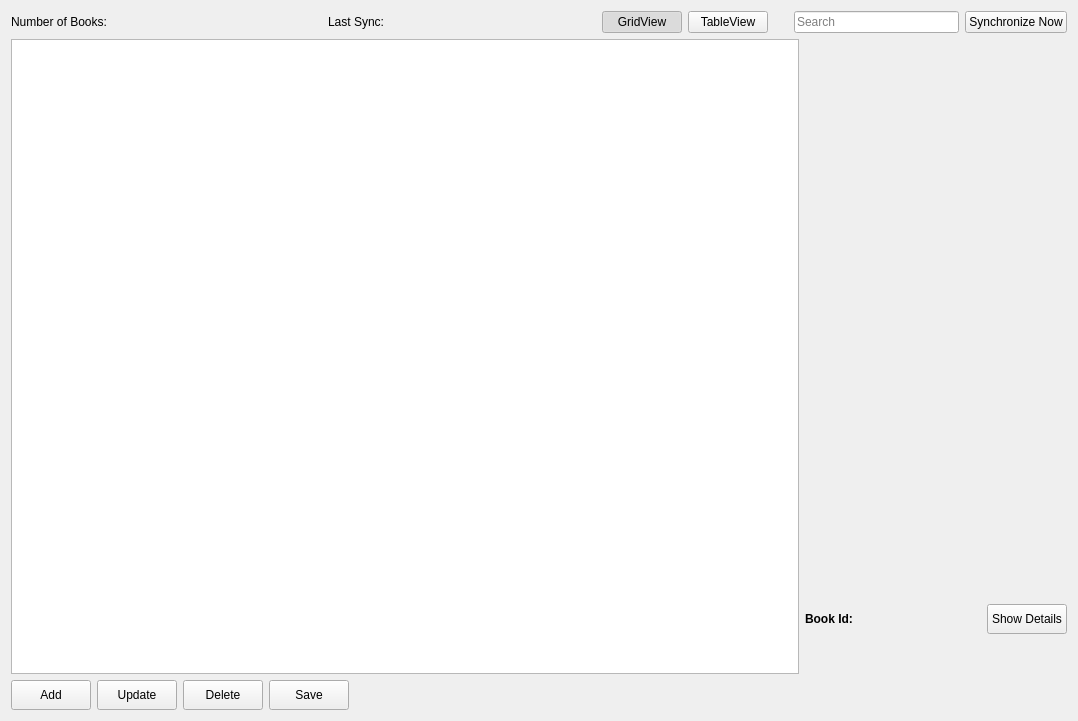
The window that src/forms/booksection.ui (yunag/QLibraryManagementSystem) describes before a commit, drawn with Qt 5.
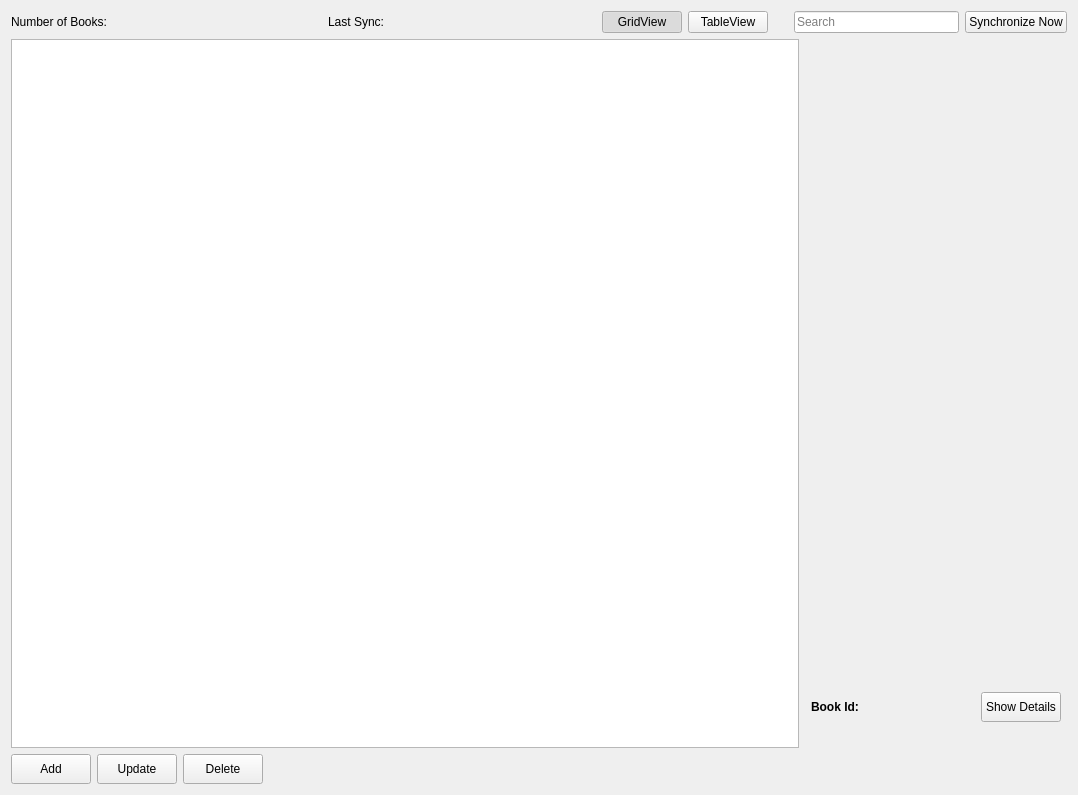
The same window after the commit. The open tabs and pages were chosen to show the change. Icons and pictures are not drawn. Custom widgets are drawn as their Qt base class.

Patch:
```diff
--- a/src/forms/booksection.ui
+++ b/src/forms/booksection.ui
@@ -7,7 +7,7 @@
     <x>0</x>
     <y>0</y>
     <width>1078</width>
-    <height>721</height>
+    <height>795</height>
    </rect>
   </property>
   <property name="sizePolicy">
@@ -314,6 +314,19 @@
        </item>
        <item>
         <layout class="QVBoxLayout" name="verticalLayout">
+         <item>
+          <spacer name="verticalSpacer_4">
+           <property name="orientation">
+            <enum>Qt::Vertical</enum>
+           </property>
+           <property name="sizeHint" stdset="0">
+            <size>
+             <width>20</width>
+             <height>0</height>
+            </size>
+           </property>
+          </spacer>
+         </item>
          <item>
           <widget class="AspectRatioLabel" name="bookCover">
            <property name="text">
@@ -333,12 +346,28 @@
             <enum>Qt::Vertical</enum>
            </property>
            <property name="sizeType">
-            <enum>QSizePolicy::Expanding</enum>
+            <enum>QSizePolicy::Maximum</enum>
            </property>
            <property name="sizeHint" stdset="0">
             <size>
              <width>20</width>
-             <height>0</height>
+             <height>10</height>
+            </size>
+           </property>
+          </spacer>
+         </item>
+         <item>
+          <spacer name="verticalSpacer_3">
+           <property name="orientation">
+            <enum>Qt::Vertical</enum>
+           </property>
+           <property name="sizeType">
+            <enum>QSizePolicy::Maximum</enum>
+           </property>
+           <property name="sizeHint" stdset="0">
+            <size>
+             <width>18</width>
+             <height>17</height>
             </size>
            </property>
           </spacer>
@@ -346,10 +375,16 @@
          <item>
           <layout class="QHBoxLayout" name="horizontalLayout_3">
            <property name="leftMargin">
-            <number>0</number>
+            <number>6</number>
+           </property>
+           <property name="topMargin">
+            <number>6</number>
            </property>
            <property name="rightMargin">
-            <number>0</number>
+            <number>6</number>
+           </property>
+           <property name="bottomMargin">
+            <number>6</number>
            </property>
            <item>
             <widget class="QLabel" name="label">
@@ -359,7 +394,7 @@
               </font>
              </property>
              <property name="text">
-              <string>Book Id:  </string>
+              <string>Book Id:</string>
              </property>
             </widget>
            </item>
@@ -404,12 +439,12 @@
             <enum>Qt::Vertical</enum>
            </property>
            <property name="sizeType">
-            <enum>QSizePolicy::Fixed</enum>
+            <enum>QSizePolicy::Maximum</enum>
            </property>
            <property name="sizeHint" stdset="0">
             <size>
-             <width>20</width>
-             <height>40</height>
+             <width>0</width>
+             <height>20</height>
             </size>
            </property>
           </spacer>
@@ -470,19 +505,6 @@
        </property>
       </widget>
      </item>
-     <item>
-      <widget class="QPushButton" name="saveChangesButton">
-       <property name="minimumSize">
-        <size>
-         <width>0</width>
-         <height>30</height>
-        </size>
-       </property>
-       <property name="text">
-        <string>Save</string>
-       </property>
-      </widget>
-     </item>
      <item>
       <spacer name="horizontalSpacer_3">
        <property name="orientation">
```
Left out of the diff: 62 changed lines with no effect on the pictures. Lines whose indentation alone changed are shown as unchanged.
